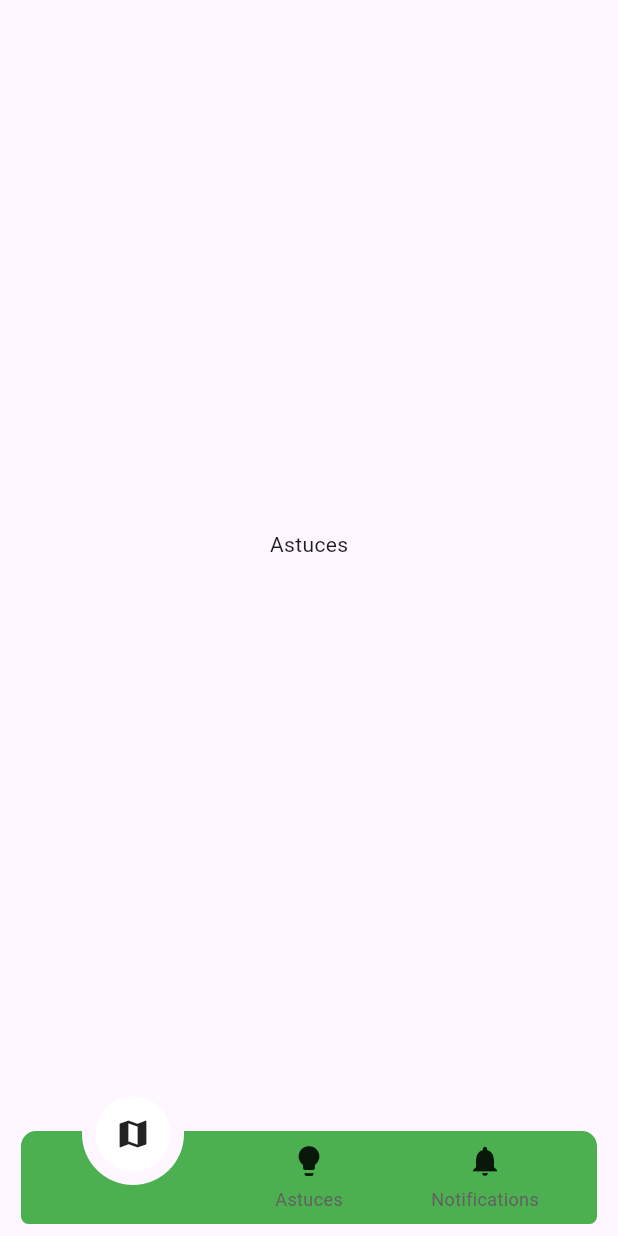
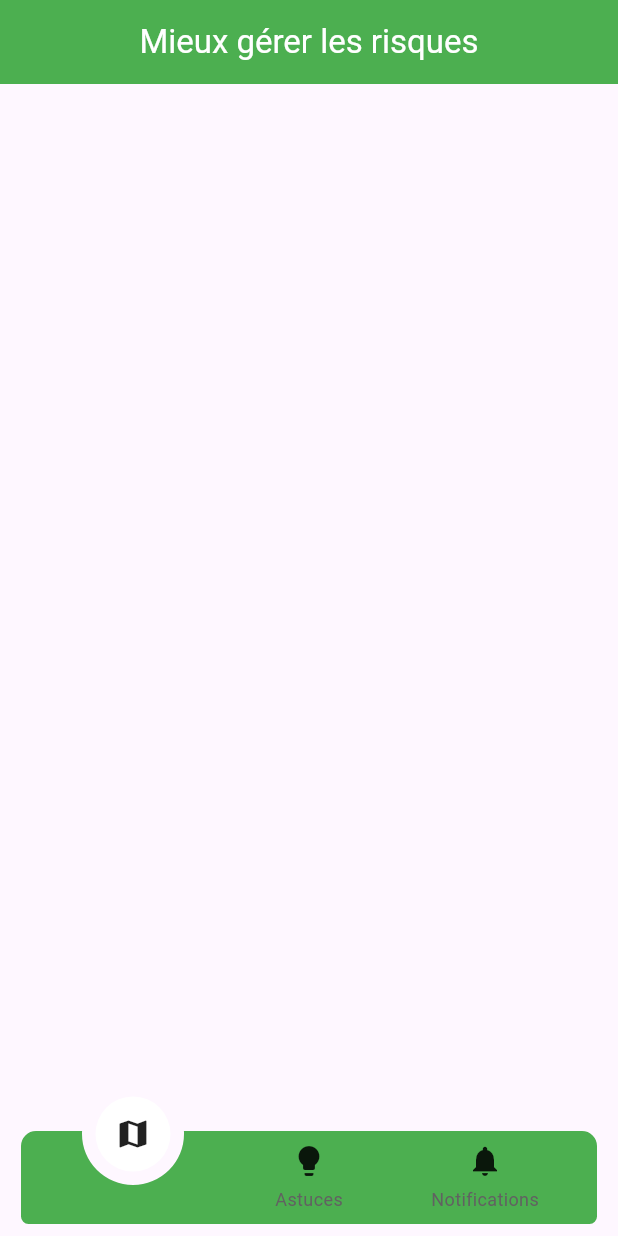
Before and after one commit to Phnix01/college_mariama_ramsar_project, a Flutter app: the screen it shows after launch, swiped to page 2, on a phone screen of 412 x 824 dp. Run offline on Flutter 3.47's test engine with Material 3 defaults, Android fonts, the phone set to English and light mode, and no system bars; drawn by our look-alikes of animated_notch_bottom_bar; our stand-ins replace google_maps_flutter.

Commit message:
Add AstucesList widget and update AstucesScreen layout with app bar

```diff
--- a/lib/screens/astuces_screen.dart
+++ b/lib/screens/astuces_screen.dart
@@ -1,3 +1,4 @@
+import 'package:colloge_mariama_ramsar_project/screens/widget/astuces_list.dart';
 import 'package:flutter/material.dart';
 
 class AstucesScreen extends StatefulWidget {
@@ -11,9 +12,13 @@ class _AstucesScreenState extends State<AstucesScreen> {
   @override
   Widget build(BuildContext context) {
     return Scaffold(
-      body: Center(
-        child: Text("Astuces"),
+      appBar: AppBar(
+        title: Text("Mieux gérer les risques"),
+        backgroundColor: Colors.green,
+        foregroundColor: Colors.white,
+        centerTitle: true,
       ),
+      body: AstucesList(),
     );
   }
 }
--- /dev/null
+++ b/lib/screens/widget/astuces_list.dart
@@ -0,0 +1,12 @@
+import 'package:flutter/material.dart';
+
+class AstucesList extends StatelessWidget {
+  const AstucesList({super.key});
+
+  @override
+  Widget build(BuildContext context) {
+    return Scaffold(
+      body: ListView(),
+    );
+  }
+}
```
